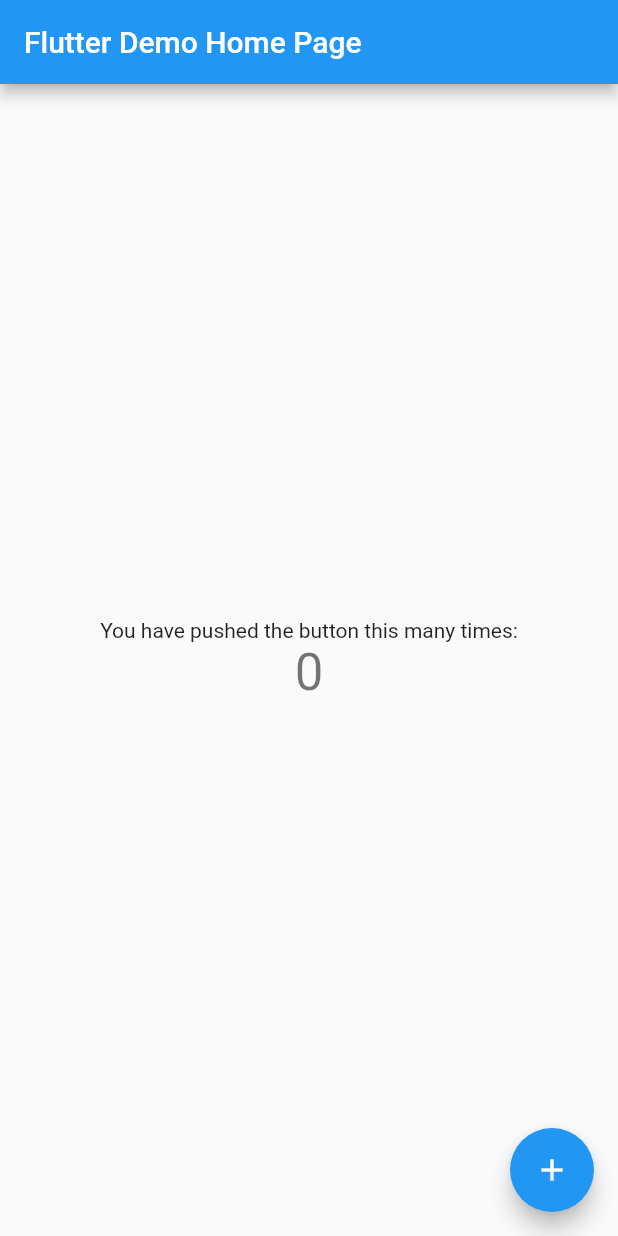
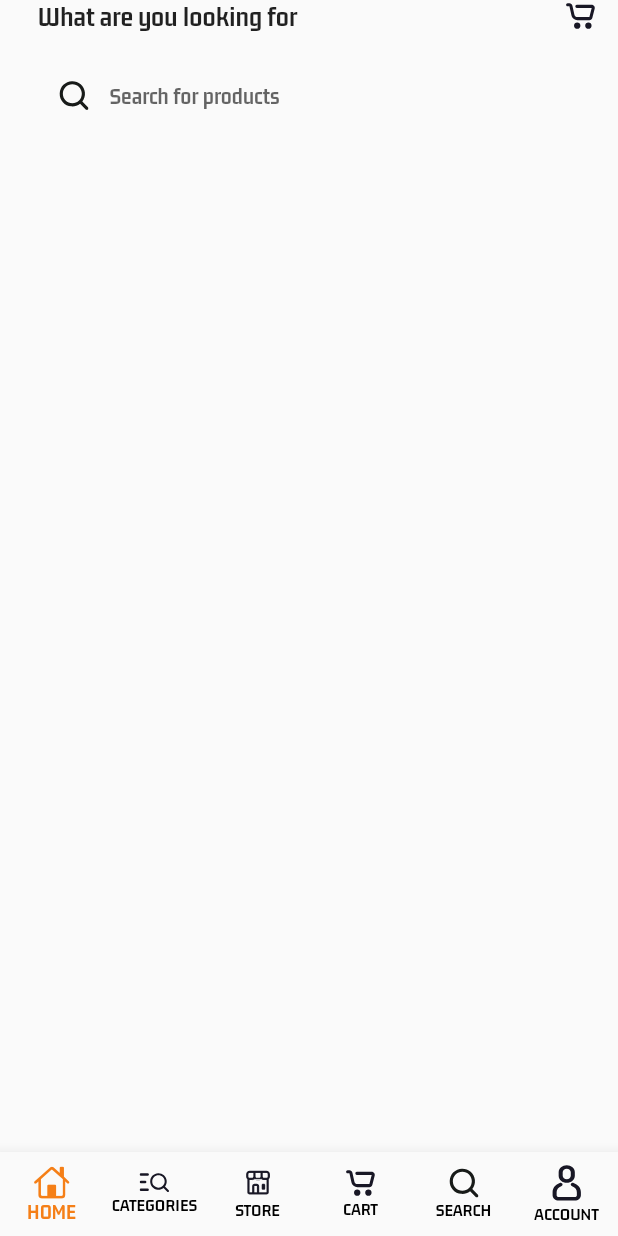
Before and after one commit to CastedoHernandez/grocery_flutter_app, a Flutter app: the screen it shows after launch, on a phone screen of 412 x 824 dp. Run offline on Flutter 3.47's test engine with Material 2 defaults, Android fonts, the phone set to English and light mode, and no system bars; our stand-ins replace flutter_svg.

Commit message:
Nav Screens

```diff
--- a/lib/main.dart
+++ b/lib/main.dart
@@ -1,4 +1,7 @@
 import 'package:flutter/material.dart';
+import 'package:flutter/services.dart';
+
+import 'views/buyers/main_screen.dart';
 
 void main() {
   runApp(const MyApp());
@@ -10,106 +13,17 @@
   // This widget is the root of your application.
   @override
   Widget build(BuildContext context) {
+    SystemChrome.setSystemUIOverlayStyle(
+      const SystemUiOverlayStyle(statusBarColor: Colors.transparent)
+    );
     return MaterialApp(
+      debugShowCheckedModeBanner: false,
       title: 'Flutter Demo',
       theme: ThemeData(
-        // This is the theme of your application.
-        //
-        // Try running your application with "flutter run". You'll see the
-        // application has a blue toolbar. Then, without quitting the app, try
-        // changing the primarySwatch below to Colors.green and then invoke
-        // "hot reload" (press "r" in the console where you ran "flutter run",
-        // or simply save your changes to "hot reload" in a Flutter IDE).
-        // Notice that the counter didn't reset back to zero; the application
-        // is not restarted.
         primarySwatch: Colors.blue,
+        fontFamily: 'Brand-Bold'
       ),
-      home: const MyHomePage(title: 'Flutter Demo Home Page'),
+      home: const MainScreen(),
     );
   }
 }
-
-class MyHomePage extends StatefulWidget {
-  const MyHomePage({super.key, required this.title});
-
-  // This widget is the home page of your application. It is stateful, meaning
-  // that it has a State object (defined below) that contains fields that affect
-  // how it looks.
-
-  // This class is the configuration for the state. It holds the values (in this
-  // case the title) provided by the parent (in this case the App widget) and
-  // used by the build method of the State. Fields in a Widget subclass are
-  // always marked "final".
-
-  final String title;
-
-  @override
-  State<MyHomePage> createState() => _MyHomePageState();
-}
-
-class _MyHomePageState extends State<MyHomePage> {
-  int _counter = 0;
-
-  void _incrementCounter() {
-    setState(() {
-      // This call to setState tells the Flutter framework that something has
-      // changed in this State, which causes it to rerun the build method below
-      // so that the display can reflect the updated values. If we changed
-      // _counter without calling setState(), then the build method would not be
-      // called again, and so nothing would appear to happen.
-      _counter++;
-    });
-  }
-
-  @override
-  Widget build(BuildContext context) {
-    // This method is rerun every time setState is called, for instance as done
-    // by the _incrementCounter method above.
-    //
-    // The Flutter framework has been optimized to make rerunning build methods
-    // fast, so that you can just rebuild anything that needs updating rather
-    // than having to individually change instances of widgets.
-    return Scaffold(
-      appBar: AppBar(
-        // Here we take the value from the MyHomePage object that was created by
-        // the App.build method, and use it to set our appbar title.
-        title: Text(widget.title),
-      ),
-      body: Center(
-        // Center is a layout widget. It takes a single child and positions it
-        // in the middle of the parent.
-        child: Column(
-          // Column is also a layout widget. It takes a list of children and
-          // arranges them vertically. By default, it sizes itself to fit its
-          // children horizontally, and tries to be as tall as its parent.
-          //
-          // Invoke "debug painting" (press "p" in the console, choose the
-          // "Toggle Debug Paint" action from the Flutter Inspector in Android
-          // Studio, or the "Toggle Debug Paint" command in Visual Studio Code)
-          // to see the wireframe for each widget.
-          //
-          // Column has various properties to control how it sizes itself and
-          // how it positions its children. Here we use mainAxisAlignment to
-          // center the children vertically; the main axis here is the vertical
-          // axis because Columns are vertical (the cross axis would be
-          // horizontal).
-          mainAxisAlignment: MainAxisAlignment.center,
-          children: <Widget>[
-            const Text(
-              'You have pushed the button this many times:',
-            ),
-            Text(
-              '$_counter',
-              style: Theme.of(context).textTheme.headline4,
-            ),
-          ],
-        ),
-      ),
-      floatingActionButton: FloatingActionButton(
-        onPressed: _incrementCounter,
-        tooltip: 'Increment',
-        child: const Icon(Icons.add),
-      ), // This trailing comma makes auto-formatting nicer for build methods.
-    );
-  }
-}
--- /dev/null
+++ b/lib/views/buyers/main_screen.dart
@@ -0,0 +1,66 @@
+import 'package:flutter/cupertino.dart';
+import 'package:flutter/material.dart';
+import 'package:flutter_svg/svg.dart';
+import 'package:grocery_flutter_app/views/buyers/nav_scrrens/account_screen.dart';
+import 'package:grocery_flutter_app/views/buyers/nav_scrrens/cart_screen%20.dart';
+import 'package:grocery_flutter_app/views/buyers/nav_scrrens/category_screen.dart';
+import 'package:grocery_flutter_app/views/buyers/nav_scrrens/home_screen.dart';
+import 'package:grocery_flutter_app/views/buyers/nav_scrrens/search_screen.dart';
+import 'package:grocery_flutter_app/views/buyers/nav_scrrens/store_screen.dart';
+
+class MainScreen extends StatefulWidget {
+  const MainScreen({super.key});
+
+  @override
+  State<MainScreen> createState() => _MainScreenState();
+}
+
+class _MainScreenState extends State<MainScreen> {
+
+  int _pageIndex = 0;
+  List<Widget> _pages = [
+    const HomeScreen(),
+    CategoryScreen(),
+    StoreScreen(),
+    CartScreen(),
+    SearchScreen(),
+    AccountScreen(),
+  ];
+
+  @override
+  Widget build(BuildContext context) {
+    return Scaffold(
+      bottomNavigationBar: BottomNavigationBar(
+        type: BottomNavigationBarType.fixed,
+        currentIndex: _pageIndex,
+        onTap: (value) => {
+          setState(() {
+            _pageIndex = value;
+          },)
+        },
+        unselectedItemColor: Colors.black,
+        selectedItemColor: Colors.yellow.shade900,
+        items: [
+        BottomNavigationBarItem(
+          icon: Icon(CupertinoIcons.home),
+          label: 'HOME'),
+        BottomNavigationBarItem(
+          icon: SvgPicture.asset('assets/icons/explore.svg', width: 20),
+          label: 'CATEGORIES'),
+        BottomNavigationBarItem(
+          icon: SvgPicture.asset('assets/icons/shop.svg', width: 20),
+          label: 'STORE'),
+        BottomNavigationBarItem(
+          icon: SvgPicture.asset('assets/icons/cart.svg', width: 20),
+          label: 'CART'),
+        BottomNavigationBarItem(
+          icon: SvgPicture.asset('assets/icons/search.svg', width: 20),
+          label: 'SEARCH'),
+        BottomNavigationBarItem(
+          icon: SvgPicture.asset('assets/icons/account.svg', width: 20),
+          label: 'ACCOUNT'),
+      ]),
+      body: _pages[_pageIndex],
+    );
+  }
+}
--- /dev/null
+++ b/lib/views/buyers/nav_scrrens/account_screen.dart
@@ -0,0 +1,12 @@
+import 'package:flutter/material.dart';
+
+class AccountScreen extends StatelessWidget {
+  const AccountScreen({super.key});
+
+  @override
+  Widget build(BuildContext context) {
+    return const Center(
+      child: Text('Account screen')
+    );
+  }
+}
--- /dev/null
+++ b/lib/views/buyers/nav_scrrens/cart_screen .dart
@@ -0,0 +1,12 @@
+import 'package:flutter/material.dart';
+
+class CartScreen extends StatelessWidget {
+  const CartScreen({super.key});
+
+  @override
+  Widget build(BuildContext context) {
+    return const Center(
+      child: Text('Cart screen')
+    );
+  }
+}
--- /dev/null
+++ b/lib/views/buyers/nav_scrrens/category_screen.dart
@@ -0,0 +1,12 @@
+import 'package:flutter/material.dart';
+
+class CategoryScreen extends StatelessWidget {
+  const CategoryScreen({super.key});
+
+  @override
+  Widget build(BuildContext context) {
+    return const Center(
+      child: Text('Category screen')
+    );
+  }
+}
--- /dev/null
+++ b/lib/views/buyers/nav_scrrens/home_screen.dart
@@ -0,0 +1,49 @@
+import 'package:flutter/material.dart';
+import 'package:flutter_svg/svg.dart';
+
+class HomeScreen extends StatelessWidget {
+  const HomeScreen({super.key});
+
+  @override
+  Widget build(BuildContext context) {
+    return Padding(
+      padding: EdgeInsets.only(top: MediaQuery.of(context).padding.top, left: 25, right: 15),
+      child: Column(
+        children: [
+          Row(
+            mainAxisAlignment: MainAxisAlignment.spaceBetween,
+            children: [
+              const Text(
+                'What are you looking for',
+                style: TextStyle(
+                  fontSize: 19,
+                  fontWeight: FontWeight.bold
+                ),
+              ),
+              Container(
+                child: SvgPicture.asset('assets/icons/cart.svg', width: 20)
+              ),
+            ],
+          ),
+          const SizedBox(height: 14),
+          ClipRRect(
+            borderRadius: BorderRadius.circular(10),
+            child: TextField(
+              decoration: InputDecoration(
+                fillColor: Colors.white,
+                hintText: 'Search for products',
+                border: const OutlineInputBorder(
+                  borderSide: BorderSide.none
+                ),
+                prefixIcon: Padding(
+                  padding: const EdgeInsets.all(14.0),
+                  child: SvgPicture.asset('assets/icons/search.svg', width: 10,),
+                )
+              ),
+            ),
+          )
+        ],
+      ),
+    );
+  }
+}
--- /dev/null
+++ b/lib/views/buyers/nav_scrrens/search_screen.dart
@@ -0,0 +1,12 @@
+import 'package:flutter/material.dart';
+
+class SearchScreen extends StatelessWidget {
+  const SearchScreen({super.key});
+
+  @override
+  Widget build(BuildContext context) {
+    return const Center(
+      child: Text('Search screen')
+    );
+  }
+}
--- /dev/null
+++ b/lib/views/buyers/nav_scrrens/store_screen.dart
@@ -0,0 +1,12 @@
+import 'package:flutter/material.dart';
+
+class StoreScreen extends StatelessWidget {
+  const StoreScreen({super.key});
+
+  @override
+  Widget build(BuildContext context) {
+    return const Center(
+      child: Text('Store screen')
+    );
+  }
+}
```
Also changed, not shown: pubspec.yaml (+12 -15 lines), assets/fonts/GemunuLibre-Bold.ttf (added), assets/fonts/GemunuLibre-SemiBold.ttf (added), assets/icons/account.svg (added), assets/icons/cart.svg (added), assets/icons/explore.svg (added), assets/icons/favorite.svg (added), assets/icons/search.svg (added), assets/icons/shop.svg (added), pubspec.lock.
